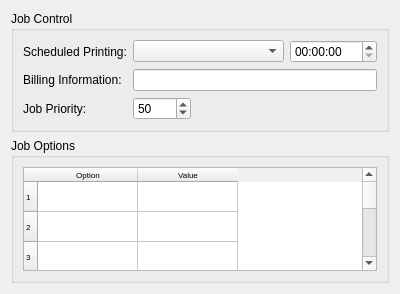
Old version of the form kdeui/dialogs/kcupsoptionsjobwidget.ui in the repository KDE/kdelibs.
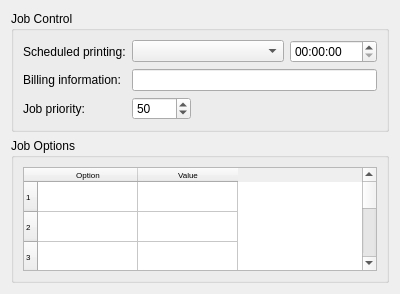
New version of the form. Custom widgets are drawn as their Qt base class.

What changed in the file:
```diff
--- a/kdeui/dialogs/kcupsoptionsjobwidget.ui
+++ b/kdeui/dialogs/kcupsoptionsjobwidget.ui
@@ -22,7 +22,7 @@
       <item row="0" column="0" >
        <widget class="QLabel" name="jobHoldLabel" >
         <property name="text" >
-         <string>Scheduled Printing:</string>
+         <string>Scheduled printing:</string>
         </property>
        </widget>
       </item>
@@ -35,7 +35,7 @@
       <item row="1" column="0" >
        <widget class="QLabel" name="jobBillingLabel" >
         <property name="text" >
-         <string>Billing Information:</string>
+         <string>Billing information:</string>
         </property>
        </widget>
       </item>
@@ -45,7 +45,7 @@
       <item row="2" column="0" >
        <widget class="QLabel" name="jobPriorityLabel" >
         <property name="text" >
-         <string>Job Priority:</string>
+         <string>Job priority:</string>
         </property>
        </widget>
       </item>
```
